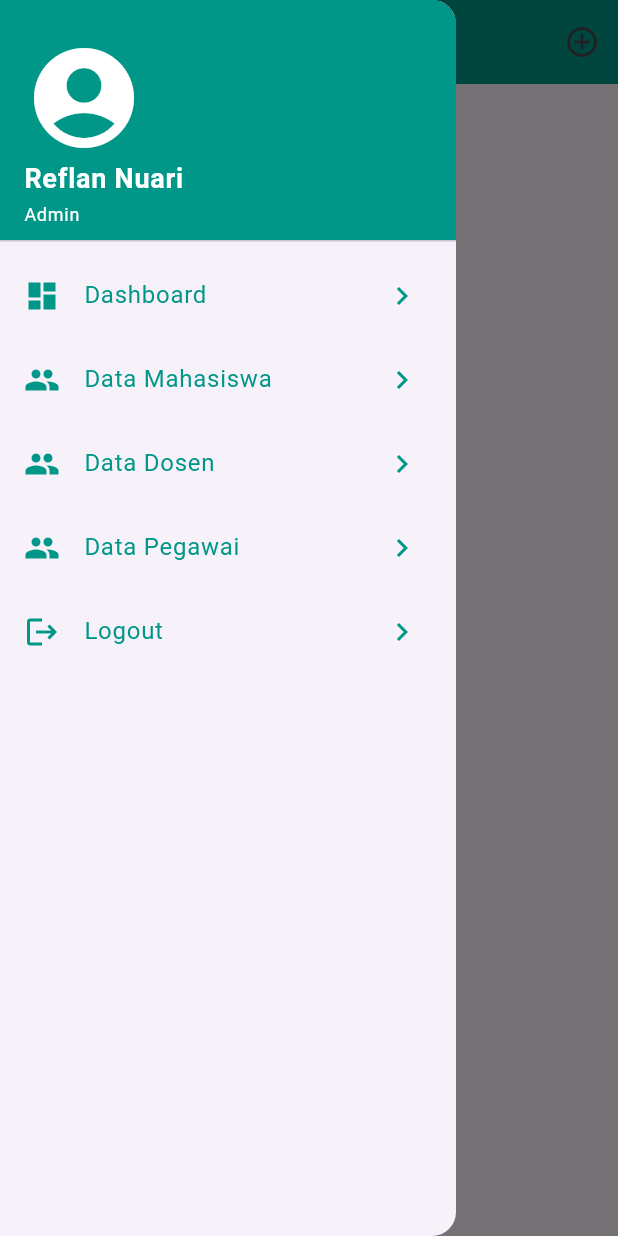
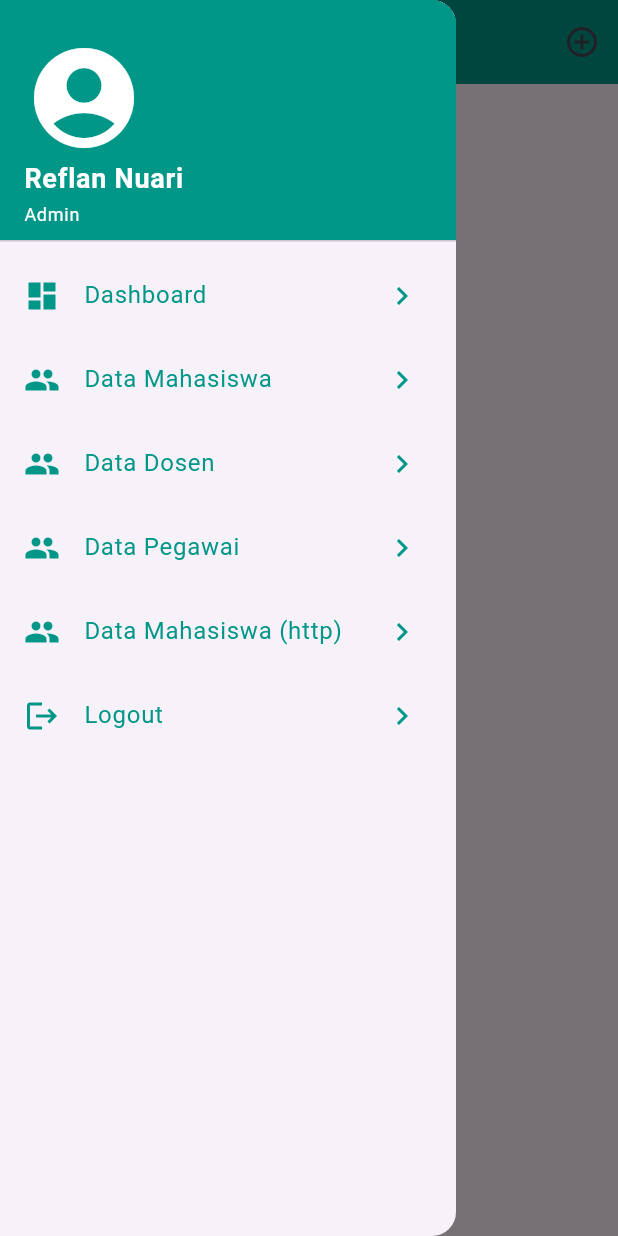
Before and after one commit to reflan/bcdx_11312136, a Flutter app: the DasboardAdmin screen opened directly, with the side drawer open, on a phone screen of 412 x 824 dp. Run offline on Flutter 3.47's test engine with Material 3 defaults, Android fonts, the phone set to English and light mode, and no system bars; our stand-ins replace cloud_firestore, firebase_auth, firebase_core, get; missing offline and left inert: dart:ffi; accounts and stored records are empty; network calls fail.

Commit message:
commit materi

```diff
--- a/lib/app/modules/home/views/home_view.dart
+++ b/lib/app/modules/home/views/home_view.dart
@@ -1,10 +1,12 @@
 import 'package:bcdx_11312136/app/controllers/auth_controller.dart';
 import 'package:bcdx_11312136/app/modules/mahasiswa/views/mahasiswa_add_view.dart';
 import 'package:bcdx_11312136/app/modules/mahasiswa/views/mahasiswa_view.dart';
+import 'package:bcdx_11312136/app/modules/mahasiswa2/views/mahasiswa2_view.dart';
 import 'package:flutter/material.dart';
 
 import 'package:get/get.dart';
 
+import '../../mahasiswa2/views/mahasiswa2_form_view.dart';
 import '../controllers/home_controller.dart';
 
 class HomeView extends GetView<HomeController> {
@@ -45,6 +47,11 @@ class _DasboardAdminState extends State<DasboardAdmin> {
       'title': 'Data Pegawai',
       'view': MahasiswaView(),
       'add': () => MahasiswaAddView()
+    },
+    {
+      'title': 'Data Mahasisiwa (http)',
+      'view': Mahasiswa2View(),
+      'add': () => Mahasiswa2FormView()
     },
   ];
 
@@ -149,6 +156,17 @@ class _DasboardAdminState extends State<DasboardAdmin> {
           ),
           ListTile(
             onTap: () {
+              setState(() => _index = 4);
+              Get.back();
+            },
+            leading: Icon(Icons.people),
+            title: Text('Data Mahasiswa (http)'),
+            trailing: Icon(Icons.navigate_next),
+            iconColor: Colors.teal,
+            textColor: Colors.teal,
+          ),
+          ListTile(
+            onTap: () {
               Get.back();
               cAuth.logout();
             },
--- /dev/null
+++ b/lib/app/modules/mahasiswa2/models/Mahasiswa.dart
@@ -0,0 +1,31 @@
+class Mahasiswa {
+  String? mhsNpm;
+  String? mhsNama;
+  String? mhsAlamat;
+  String? mhsFakultas;
+  String? mhsProdi;
+
+  Mahasiswa({
+    this.mhsNpm,
+    this.mhsNama,
+    this.mhsAlamat,
+    this.mhsFakultas,
+    this.mhsProdi,
+  });
+
+  factory Mahasiswa.fromJson(Map<String, dynamic> json) => Mahasiswa(
+        mhsNpm: json['mhsNpm'],
+        mhsNama: json['mhsNama'],
+        mhsAlamat: json['mhsAlamat'],
+        mhsFakultas: json['mhsFakultas'],
+        mhsProdi: json['mhsProdi'],
+      );
+
+  Map<String, dynamic> toJson() => {
+        'mhsNpm': this.mhsNpm,
+        'mhsNama': this.mhsNama,
+        'mhsAlamat': this.mhsAlamat,
+        'mhsFakultas': this.mhsFakultas,
+        'mhsProdi': this.mhsProdi,
+      };
+}
--- a/lib/app/routes/app_pages.dart
+++ b/lib/app/routes/app_pages.dart
@@ -6,6 +6,8 @@ import '../modules/login/bindings/login_binding.dart';
 import '../modules/login/views/login_view.dart';
 import '../modules/mahasiswa/bindings/mahasiswa_binding.dart';
 import '../modules/mahasiswa/views/mahasiswa_view.dart';
+import '../modules/mahasiswa2/bindings/mahasiswa2_binding.dart';
+import '../modules/mahasiswa2/views/mahasiswa2_view.dart';
 import '../modules/reset_password/bindings/reset_password_binding.dart';
 import '../modules/reset_password/views/reset_password_view.dart';
 import '../modules/signup/bindings/signup_binding.dart';
@@ -44,5 +46,10 @@ class AppPages {
       page: () => MahasiswaView(),
       binding: MahasiswaBinding(),
     ),
+    GetPage(
+      name: _Paths.MAHASISWA2,
+      page: () => const Mahasiswa2View(),
+      binding: Mahasiswa2Binding(),
+    ),
   ];
 }
--- a/lib/app/routes/app_routes.dart
+++ b/lib/app/routes/app_routes.dart
@@ -8,6 +8,7 @@ abstract class Routes {
   static const SIGNUP = _Paths.SIGNUP;
   static const RESET_PASSWORD = _Paths.RESET_PASSWORD;
   static const MAHASISWA = _Paths.MAHASISWA;
+  static const MAHASISWA2 = _Paths.MAHASISWA2;
 }
 
 abstract class _Paths {
@@ -17,4 +18,5 @@ abstract class _Paths {
   static const SIGNUP = '/signup';
   static const RESET_PASSWORD = '/reset-password';
   static const MAHASISWA = '/mahasiswa';
+  static const MAHASISWA2 = '/mahasiswa2';
 }
--- /dev/null
+++ b/lib/app/utils/api.dart
@@ -0,0 +1,10 @@
+class Api {
+  static const _host = "http://192.168.232.57/api_mobile2";
+  static String _mahasiswa = "$_host/mahasiswa";
+
+  // mahasiswa
+  static String getMahasiswa = "$_mahasiswa/view.php";
+  static String addMahasiswa = "$_mahasiswa/add.php";
+  static String updateMahasiswa = "$_mahasiswa/update.php";
+  static String deleteMahasiswa = "$_mahasiswa/delete.php";
+}
```
Also changed, not shown: lib/app/modules/mahasiswa2/bindings/mahasiswa2_binding.dart (added, +12 -0 lines), lib/app/modules/mahasiswa2/controllers/mahasiswa2_controller.dart (added, +165 -0 lines), lib/app/modules/mahasiswa2/views/mahasiswa2_form_view.dart (added, +161 -0 lines), lib/app/modules/mahasiswa2/views/mahasiswa2_view.dart (added, +93 -0 lines).
